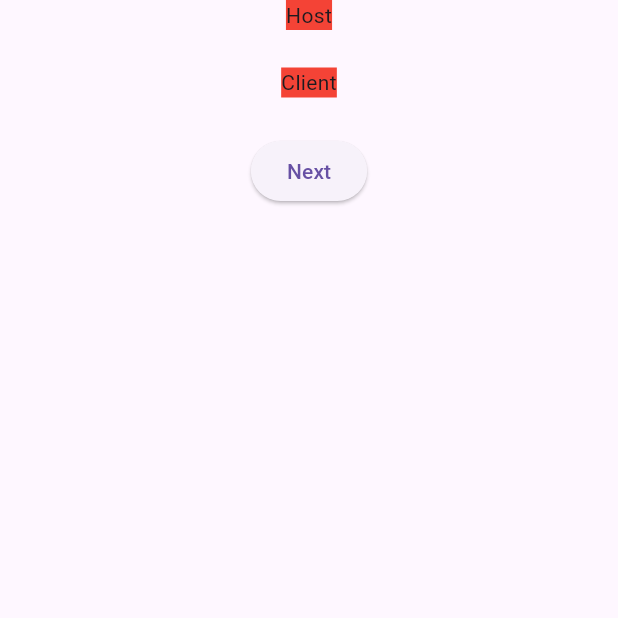
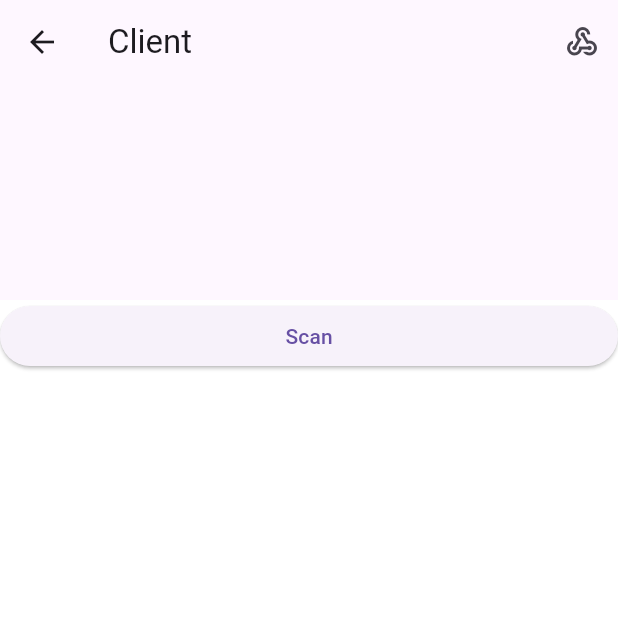
Before and after one commit to Leta-D/PeerView-streaming-app, a Flutter app: the screen it shows after launch, after a tap on "Next", on a phone screen of 412 x 824 dp, the top half of it. Run offline on Flutter 3.47's test engine with Material 3 defaults, Android fonts, the phone set to English and light mode, and no system bars; our stand-ins replace flutter_bloc.

Commit message:
some improvements

```diff
--- a/lib/app_route/app_route_generator.dart
+++ b/lib/app_route/app_route_generator.dart
@@ -1,6 +1,8 @@
 import 'package:flutter/material.dart';
 import 'package:peer_view/app_route/app_routes.dart';
 import 'package:peer_view/constants/app_colors.dart';
+import 'package:peer_view/ui/client/client_main_page.dart';
+import 'package:peer_view/ui/host/host_main_page.dart';
 import 'package:peer_view/ui/role_selection_page.dart';
 
 class AppRoutesGenerator {
@@ -11,6 +13,33 @@ class AppRoutesGenerator {
       case AppRoutes.roleSelection:
         return _animatedRoute(
           RoleSelectionPage(),
+          args?["animation"],
+          args?["duration"],
+        );
+
+      case AppRoutes.hostMainPage:
+        return _animatedRoute(
+          HostMainPage(),
+          args?["animation"],
+          args?["duration"],
+        );
+
+      case AppRoutes.qrGenerator:
+        return _animatedRoute(
+          HostMainPage(),
+          args?["animation"],
+          args?["duration"],
+        );
+
+      case AppRoutes.clientMainPage:
+        return _animatedRoute(
+          ClientMainPage(),
+          args?["animation"],
+          args?["duration"],
+        );
+      case AppRoutes.qrScanner:
+        return _animatedRoute(
+          ClientMainPage(),
           args?["animation"],
           args?["duration"],
         );
--- a/lib/app_route/app_routes.dart
+++ b/lib/app_route/app_routes.dart
@@ -1,7 +1,11 @@
 class AppRoutes {
   static const String roleSelection = "roleSelection";
+
+  static const String hostMainPage = "hostMainPage";
+  static const String qrGenerator = "qrGenerator";
+
+  static const String clientMainPage = "clientMainPage";
   static const String qrScanner = "qrScanner";
-  static const String qrGenerator = "qrGenerator";
 }
 
 enum AppRouteAnimationType { fade, scale, slide, rotation }
--- /dev/null
+++ b/lib/ui/client/client_main_page.dart
@@ -0,0 +1,28 @@
+import 'package:flutter/material.dart';
+
+class ClientMainPage extends StatefulWidget {
+  const ClientMainPage({super.key});
+
+  @override
+  State<ClientMainPage> createState() => _ClientMainPageState();
+}
+
+class _ClientMainPageState extends State<ClientMainPage> {
+  @override
+  Widget build(BuildContext context) {
+    return CustomScrollView(
+      slivers: [
+        SliverAppBar(
+          title: Text("Client"),
+          expandedHeight: 200,
+          actions: [
+            IconButton(onPressed: () {}, icon: Icon(Icons.webhook_outlined)),
+          ],
+        ),
+        SliverToBoxAdapter(
+          child: ElevatedButton(onPressed: () {}, child: Text("Scan")),
+        ),
+      ],
+    );
+  }
+}
--- /dev/null
+++ b/lib/ui/host/host_main_page.dart
@@ -0,0 +1,29 @@
+import 'package:flutter/material.dart';
+
+class HostMainPage extends StatefulWidget {
+  const HostMainPage({super.key});
+
+  @override
+  State<HostMainPage> createState() => _HostMainPageState();
+}
+
+class _HostMainPageState extends State<HostMainPage> {
+  @override
+  Widget build(BuildContext context) {
+    return CustomScrollView(
+      slivers: [
+        SliverAppBar(
+          title: Text("Host"),
+          expandedHeight: 150,
+          actions: [
+            IconButton(onPressed: () {}, icon: Icon(Icons.qr_code_2_rounded)),
+          ],
+        ),
+        SliverToBoxAdapter(child: SizedBox(height: 30)),
+        SliverToBoxAdapter(
+          child: ElevatedButton(onPressed: () {}, child: Text("Stream")),
+        ),
+      ],
+    );
+  }
+}
--- a/lib/ui/role_selection_page.dart
+++ b/lib/ui/role_selection_page.dart
@@ -2,32 +2,64 @@ import 'package:flutter/material.dart';
 import 'package:flutter_bloc/flutter_bloc.dart';
 import 'package:peer_view/app_route/app_routes.dart';
 import 'package:peer_view/logic/role_based_page_control/role__based_page_controller_cubit.dart';
+import 'package:peer_view/logic/role_based_page_control/selected_role_state.dart';
 
-class RoleSelectionPage extends StatelessWidget {
+class RoleSelectionPage extends StatefulWidget {
   const RoleSelectionPage({super.key});
 
   @override
+  State<RoleSelectionPage> createState() => _RoleSelectionPageState();
+}
+
+class _RoleSelectionPageState extends State<RoleSelectionPage> {
+  @override
   Widget build(BuildContext context) {
     return Scaffold(
-      body: Center(
-        child: Column(
+      body: SafeArea(
+        child: Center(
+          child: BlocBuilder<RoleBasedPageController, UserRoleState>(
+            builder: (context, state) {
+              return Column(
+                mainAxisAlignment: MainAxisAlignment.center,
                 spacing: 25,
                 children: [
                   InkWell(
                     onTap: () {
+                      setState(() {
                         context.read<RoleBasedPageController>().selectHost();
+                      });
                     },
+                    splashColor: Colors.white,
                     child: Container(
-                decoration: BoxDecoration(color: Colors.red),
+                      padding: EdgeInsets.symmetric(
+                        horizontal: 50,
+                        vertical: 20,
+                      ),
+                      decoration: BoxDecoration(
+                        color: state.role == UserRole.host
+                            ? Colors.red.shade200
+                            : Colors.red,
+                      ),
                       child: Text("Host"),
                     ),
                   ),
                   InkWell(
                     onTap: () {
+                      setState(() {
                         context.read<RoleBasedPageController>().selectClient();
+                      });
                     },
+                    splashColor: Colors.white,
                     child: Container(
-                decoration: BoxDecoration(color: Colors.red),
+                      padding: EdgeInsets.symmetric(
+                        horizontal: 50,
+                        vertical: 20,
+                      ),
+                      decoration: BoxDecoration(
+                        color: state.role == UserRole.client
+                            ? Colors.blue.shade200
+                            : Colors.blue,
+                      ),
                       child: Text("Client"),
                     ),
                   ),
@@ -35,7 +67,9 @@ class RoleSelectionPage extends StatelessWidget {
                     onPressed: () {
                       Navigator.pushNamed(
                         context,
-                  AppRoutes.roleSelection,
+                        state.role == UserRole.host
+                            ? AppRoutes.hostMainPage
+                            : AppRoutes.clientMainPage,
                         arguments: {
                           "animation": AppRouteAnimationType.fade,
                           "duration": 500,
@@ -45,6 +79,9 @@ class RoleSelectionPage extends StatelessWidget {
                     child: Text("Next"),
                   ),
                 ],
+              );
+            },
+          ),
         ),
       ),
     );
```
Lines whose indentation alone changed are shown as unchanged.
